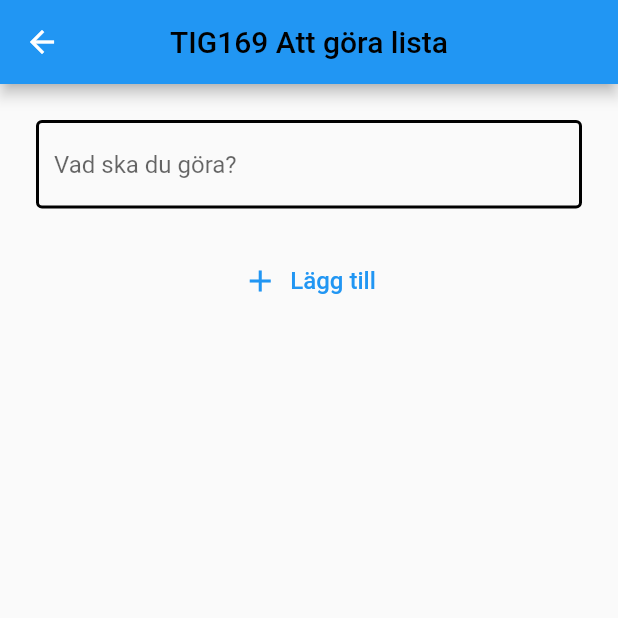
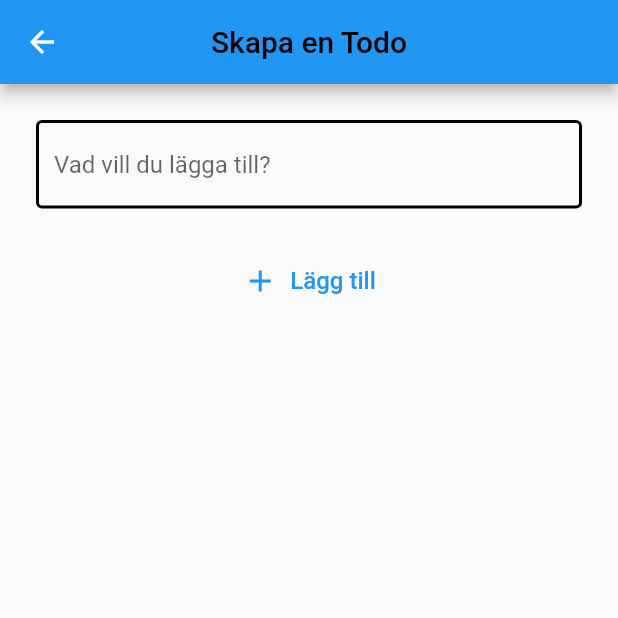
Before and after one commit to gu-tig169-ht21/gusfrenal, a Flutter app: the screen it shows after launch, after a tap on the "add" icon, on a phone screen of 412 x 824 dp, the top half of it. Run offline on Flutter 3.47's test engine with Material 2 defaults, Android fonts, the phone set to English and light mode, and no system bars.

Commit message:
steg-2 inlämning

```diff
--- /dev/null
+++ b/lib/EditToDoView.dart
@@ -0,0 +1,84 @@
+import 'package:flutter/material.dart';
+import 'model.dart';
+
+class EditTodoView extends StatefulWidget {
+  final Todo todo;
+
+  EditTodoView(this.todo);
+
+  @override
+  State<StatefulWidget> createState() {
+    return EditTodoViewState(todo);
+  }
+}
+
+class EditTodoViewState extends State<EditTodoView> {
+  late String todoText;
+
+  late TextEditingController textEditingController;
+
+  EditTodoViewState(Todo todo) {
+    this.todoText = todo.todoText;
+
+    textEditingController = TextEditingController(text: todo.todoText);
+
+    textEditingController.addListener(() {
+      setState(() {
+        todoText = textEditingController.text;
+      });
+    });
+  }
+
+  Widget build(BuildContext context) {
+    return Scaffold(
+      appBar: AppBar(
+        backgroundColor: Colors.blue,
+        centerTitle: true,
+        title: Text(
+          "Skapa en Todo",
+          style: TextStyle(color: Colors.black),
+        ),
+      ),
+      body: SingleChildScrollView(
+        child: Column(
+          children: [
+            textField(),
+            saveTodo(),
+          ],
+        ),
+      ),
+    );
+  }
+
+  Widget textField() {
+    return Container(
+      padding: EdgeInsets.all(24),
+      child: TextField(
+        controller: textEditingController,
+        decoration: InputDecoration(
+          hintText: 'Vad vill du lägga till?',
+          enabledBorder: const OutlineInputBorder(
+            borderSide: const BorderSide(color: Colors.black, width: 2),
+          ),
+        ),
+      ),
+    );
+  }
+
+  Widget saveTodo() {
+    return Column(
+      children: [
+        TextButton.icon(
+          onPressed: () {
+            Navigator.pop(context, Todo(todoText: todoText));
+          },
+          icon: Icon(Icons.add),
+          label: Text(
+            'Lägg till',
+            style: TextStyle(fontSize: 16),
+          ),
+        )
+      ],
+    );
+  }
+}
--- /dev/null
+++ b/lib/Model.dart
@@ -0,0 +1,41 @@
+import 'package:flutter/material.dart';
+
+class Todo {
+  String todoText;
+  bool completed;
+
+  Todo({required this.todoText, this.completed = false});
+}
+
+class MyState extends ChangeNotifier {
+  //flitered _list
+  //kolla vilka filter som är aktiva
+  List<Todo> _list = [];
+
+  List<Todo> get list => _list;
+
+  void addTodo(Todo todo) {
+    _list.add(todo);
+    notifyListeners();
+  }
+
+  void setCompletedTodo(Todo todo, bool completed) {
+    var index = _list.indexWhere((listTodo) => listTodo == todo);
+    _list[index].completed = completed;
+    notifyListeners();
+  }
+
+  void removeTodo(Todo todo) {
+    _list.remove(todo);
+    notifyListeners();
+  }
+
+  List<Todo> filter(String filterAlternatives) {
+    if (filterAlternatives == "Klara") {
+      return _list.where((todo) => todo.completed == true).toList();
+    } else if (filterAlternatives == "Ej klara") {
+      return _list.where((todo) => todo.completed == false).toList();
+    }
+    return _list;
+  }
+}
--- /dev/null
+++ b/lib/ToDoList.dart
@@ -0,0 +1,50 @@
+import 'package:flutter/cupertino.dart';
+import 'package:flutter/material.dart';
+import 'package:provider/provider.dart';
+import 'model.dart';
+
+class TodoList extends StatefulWidget {
+  final List<Todo> list;
+
+  TodoList(this.list);
+
+  @override
+  _TodoListState createState() => _TodoListState();
+}
+
+class _TodoListState extends State<TodoList> {
+  Widget build(BuildContext context) {
+    return ListView.builder(
+        itemCount: widget.list.length,
+        itemBuilder: (context, index) => _todoItem(widget.list[index]));
+  }
+
+  Widget _todoItem(
+    Todo todo,
+  ) {
+    return CheckboxListTile(
+      controlAffinity: ListTileControlAffinity.leading,
+      title: Text(todo.todoText,
+          style: TextStyle(
+              decoration: (todo.completed
+                  ? TextDecoration.lineThrough
+                  : TextDecoration.none)
+
+                  )
+                  ),
+
+      value: todo.completed,
+      onChanged: (bool? value) {
+        var state = Provider.of<MyState>(context, listen: false);
+        state.setCompletedTodo(todo, value!);
+      },
+      secondary: IconButton(
+        icon: Icon(Icons.delete),
+        onPressed: () {
+          var state = Provider.of<MyState>(context, listen: false);
+          state.removeTodo(todo);
+        },
+      ),
+    );
+  }
+}
--- /dev/null
+++ b/lib/ToDoListView.dart
@@ -0,0 +1,76 @@
+import 'package:flutter/material.dart';
+import 'package:provider/provider.dart';
+import 'EditToDoView.dart';
+import 'ToDoList.dart';
+import 'model.dart';
+
+class TodoListView extends StatefulWidget {
+  const TodoListView({Key? key}) : super(key: key);
+
+  @override
+  _TodoListViewState createState() => _TodoListViewState();
+}
+
+class _TodoListViewState extends State<TodoListView> {
+  final List<String> filteredAlternatives = ['Alla', 'Klara', 'Ej klara'];
+  String? filterValue="1";
+
+  @override
+  Widget build(BuildContext context) {
+    return Scaffold(
+      appBar: AppBar(
+        centerTitle: true,
+        title: const Text(
+          "TIG169 Att göra lista",
+          style: TextStyle(color: Colors.black),
+        ),
+        actions: <Widget>[
+          _todoFilter(),
+        ],
+      ),
+      body: Consumer<MyState>(
+        builder: (context, state, child) => TodoList(state.filter(filterValue!)),
+      ),
+      floatingActionButton: _addTodoButton(context),
+    );
+  }
+
+  Widget _todoFilter() {
+    return PopupMenuButton<String>(
+      onSelected: (String value) {
+        setState(() {
+          filterValue = value;
+        });
+      },
+      itemBuilder: (BuildContext context) {
+        return filteredAlternatives
+            .map((filterAlternatives) => PopupMenuItem(
+                value: filterAlternatives, child: Text(filterAlternatives)))
+            .toList();
+      },
+      icon: const Icon(Icons.more_vert, size: 22, color: Colors.black),
+    );
+  }
+
+  Widget _addTodoButton(BuildContext context) {
+    return FloatingActionButton(
+        backgroundColor: (Colors.blue),
+        child: const Icon(Icons.add),
+        onPressed: () async {
+          var newTodo = await Navigator.push(
+            context,
+            MaterialPageRoute(
+                builder: (context) => EditTodoView(
+                      Todo(
+                        todoText: '',
+                      ),
+                    )),
+          );
+          if (newTodo != null) {
+            Provider.of<MyState>(context, listen: false).addTodo(newTodo);
+          }
+        });
+  }
+
+  void whenComplete(Null Function() param0) {}
+}
--- /dev/null
+++ b/lib/ToDoWidget.dart
@@ -0,0 +1,18 @@
+import 'package:flutter/material.dart';
+import './model.dart';
+
+class TodoWidget extends StatelessWidget {
+  final Todo todo;
+
+  TodoWidget(this.todo);
+
+  Widget build(BuildContext context) {
+    return Container(
+      height: 200,
+      child: Padding(
+        padding: const EdgeInsets.all(20),
+        child: Text(todo.todoText),
+      ),
+    );
+  }
+}
--- a/lib/main.dart
+++ b/lib/main.dart
@@ -1,152 +1,30 @@
 import 'package:flutter/material.dart';
+import 'ToDoListView.dart';
+import 'model.dart';
+import 'package:provider/provider.dart';
 
 void main() {
-  runApp(MyApp());
+  var state = MyState();
+
+  runApp(
+    ChangeNotifierProvider(
+      create: (context) => state,
+      child: MyApp(),
+    ),
+  );
 }
 
 class MyApp extends StatelessWidget {
   @override
   Widget build(BuildContext context) {
     return MaterialApp(
-      home: MainView(),
+      debugShowCheckedModeBanner: false,
+      title: 'TIG169 Att göra lista',
+      theme: ThemeData(
+        primarySwatch: Colors.blue,
+        visualDensity: VisualDensity.adaptivePlatformDensity,
+      ),
+      home: TodoListView(),
     );
   }
 }
-
-class MainView extends StatelessWidget {
-  @override
-  Widget build(BuildContext context) {
-    return Scaffold(
-      appBar: AppBar(
-        backgroundColor: Colors.blue,
-        centerTitle: true,
-        title: Text(
-          "TIG169 Att göra lista",
-          style: TextStyle(color: Colors.black),
-        ),
-        actions: <Widget>[
-          _todoFilter(),
-        ],
-      ),
-      body: Center(
-        child: Column(
-          children: [
-            _todoItem('Träna'),
-            _todoItem('Plugga'),
-            _todoItem('Spela'),
-            _todoItem('Skicka in plugg'),
-            _todoItem('Dricka 10 öl'),
-          ],
-        ),
-      ),
-      floatingActionButton: _addButton(context),
-    );
-  }
-
-  Widget _todoFilter() {
-    return PopupMenuButton<String>(
-      itemBuilder: (context) => [
-        PopupMenuItem(
-          child: Text("Markera alla"),
-        ),
-        PopupMenuItem(
-          child: Text("Avmarkera alla"),
-        ),
-      ],
-      icon: Icon(Icons.more_vert, size: 30, color: Colors.black),
-    );
-  }
-
-  Widget _todoItem(String text) {
-    return Row(
-      children: [
-        Checkbox(
-          value: false,
-          onChanged: (val) {},
-        ),
-        Expanded(
-          flex: 5,
-          child: Text(
-            text,
-            style: TextStyle(fontSize: 14),
-          ),
-        ),
-        Expanded(
-          flex: 1,
-          child: IconButton(
-            icon: Icon(Icons.clear),
-            onPressed: () {},
-          ),
-        ),
-      ],
-    );
-  }
-
-  Widget _addButton(BuildContext context) {
-    return FloatingActionButton(
-      elevation: 0.0,
-      onPressed: () {
-        Navigator.push(
-          context,
-          MaterialPageRoute(builder: (context) => SecondView()),
-        );
-      },
-      backgroundColor: (Colors.blue),
-      child: Icon(
-        Icons.add,
-        size: 50,
-      ),
-    );
-  }
-}
-
-class SecondView extends StatelessWidget {
-  Widget build(BuildContext context) {
-    return Scaffold(
-      appBar: AppBar(
-        backgroundColor: Colors.blue,
-        centerTitle: true,
-        title: Text(
-          "TIG169 Att göra lista",
-          style: TextStyle(color: Colors.black),
-        ),
-      ),
-      body: Center(
-        child: Column(
-          children: [
-            _textField(),
-            _addButton(),
-          ],
-        ),
-      ),
-    );
-  }
-
-  Widget _textField() {
-    return Container(
-      padding: EdgeInsets.all(24),
-      child: TextField(
-        decoration: InputDecoration(
-            enabledBorder: const OutlineInputBorder(
-              borderSide: const BorderSide(color: Colors.black, width: 2),
-            ),
-            hintText: "Vad ska du göra?"),
-      ),
-    );
-  }
-
-  Widget _addButton() {
-    return Column(
-      children: [
-        TextButton.icon(
-          onPressed: () {},
-          icon: Icon(Icons.add),
-          label: Text(
-            'Lägg till',
-            style: TextStyle(fontSize: 16),
-          ),
-        )
-      ],
-    );
-  }
-}
--- a/pubspec.yaml
+++ b/pubspec.yaml
@@ -34,6 +34,7 @@ dependencies:
   # The following adds the Cupertino Icons font to your application.
   # Use with the CupertinoIcons class for iOS style icons.
   cupertino_icons: ^1.0.2
+  provider: ^6.0.1
 
 dev_dependencies:
   flutter_test:
```
Also changed, not shown: pubspec.lock.
